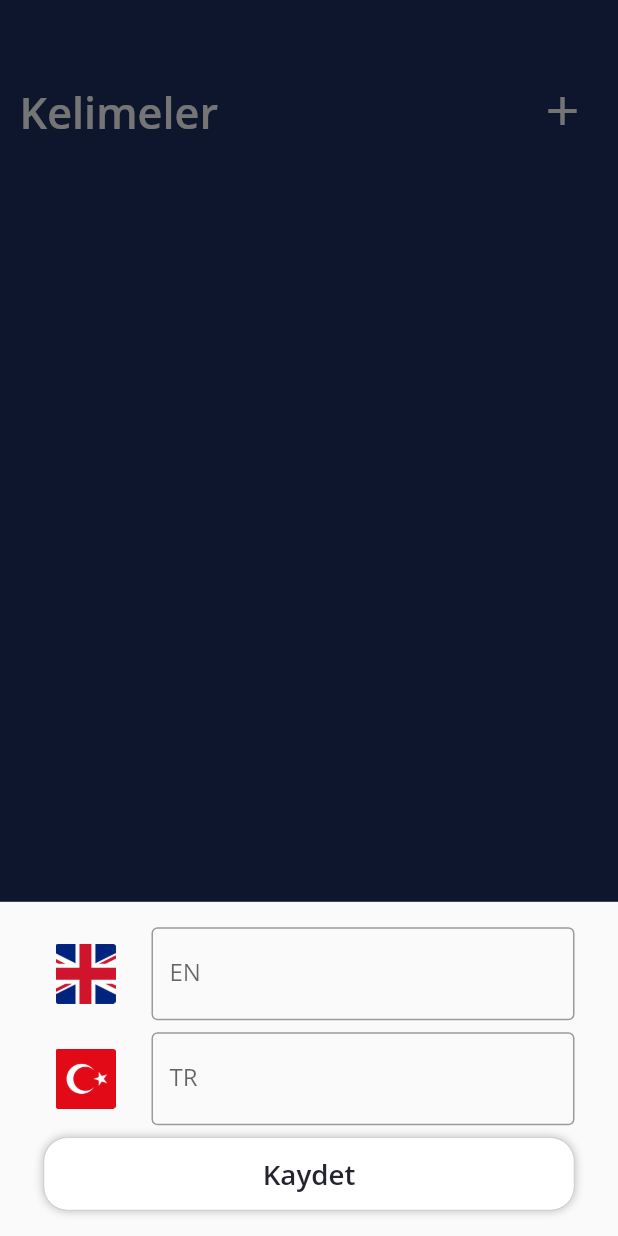
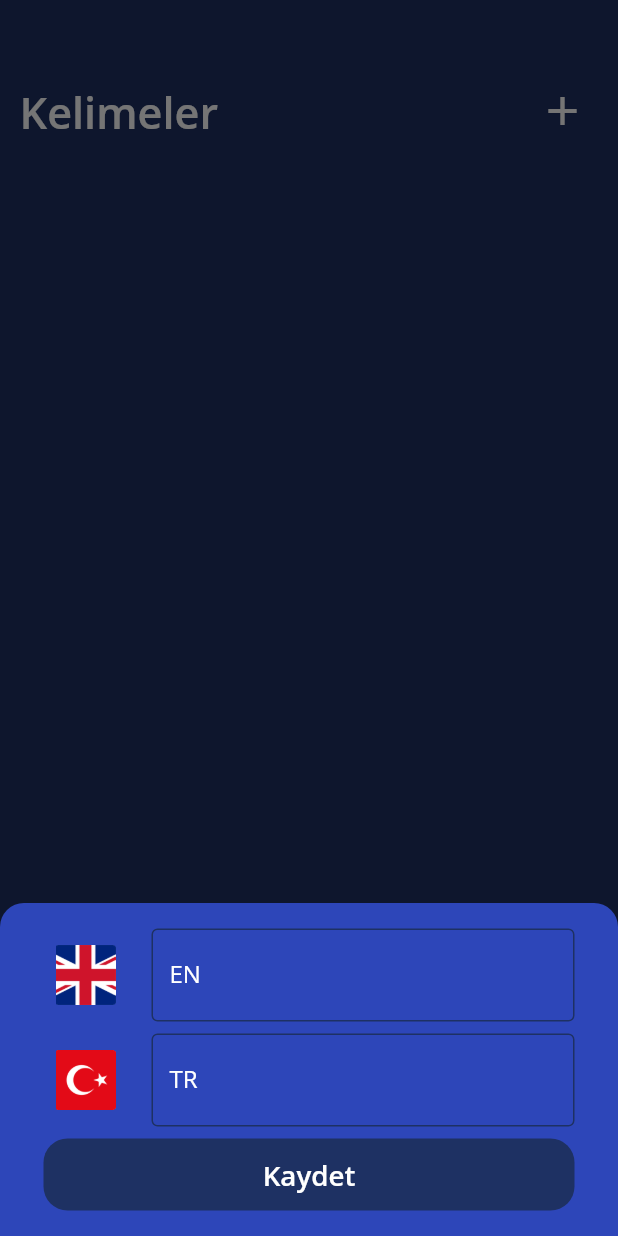
Before and after one commit to CaferPoyrazoglu/flutter_ingilizce_app, a Flutter app: the screen it shows after launch, after a tap on the "add" icon, on a phone screen of 412 x 824 dp. Run offline on Flutter 3.47's test engine with Material 2 defaults, Android fonts, the phone set to English and light mode, and no system bars; drawn by our look-alikes of bottom_navy_bar; our stand-ins replace sqflite; accounts and stored records are empty.

Commit message:
what a stable

```diff
--- a/lib/pages/kelimeler.dart
+++ b/lib/pages/kelimeler.dart
@@ -60,8 +60,12 @@ class _KelimelerState extends State<Kelimeler> {
                       id: tumList.kelimeList[index].id,
                       text: tumList.kelimeList[index].en,
                       text1: tumList.kelimeList[index].tr,
-                      yuzde: yuzdeHesapla(tumList.kelimeList[index].dogru,
-                          tumList.kelimeList[index].yanlis),
+                      yuzde: yuzdeHesapla(
+                        tumList.kelimeList[index].dogru,
+                        tumList.kelimeList[index].yanlis,
+                      ),
+                      deger: index,
+                      sonEleman: tumList.kelimeList.length,
                     );
                   }),
             ),
@@ -96,10 +100,19 @@ class _KelimelerState extends State<Kelimeler> {
 
   showModal() {
     showModalBottomSheet(
+        backgroundColor: Colors.transparent,
         isScrollControlled: true,
         context: context,
         builder: (context) {
-          return Padding(
+          return StatefulBuilder(
+              builder: (BuildContext context, StateSetter mystate) {
+            return Container(
+              decoration: BoxDecoration(
+                  color: MyTheme.renkAna,
+                  borderRadius: BorderRadius.only(
+                      topLeft: MyTheme.myRadiusOnly,
+                      topRight: MyTheme.myRadiusOnly)),
+              child: Padding(
                 padding: MediaQuery.of(context).viewInsets,
                 child: Padding(
                   padding: MyTheme.myPadding,
@@ -116,9 +129,23 @@ class _KelimelerState extends State<Kelimeler> {
                             child: Image.asset("assets/images/en.png"),
                           ),
                           title: new TextField(
+                            style: TextStyle(
+                              color: MyTheme.renkBeyaz,
+                            ),
                             controller: _enController,
                             decoration: InputDecoration(
-                          border: OutlineInputBorder(),
+                              enabledBorder: OutlineInputBorder(
+                                  borderSide:
+                                      BorderSide(color: MyTheme.renkArkaplan)),
+                              focusedBorder: OutlineInputBorder(
+                                  borderSide:
+                                      BorderSide(color: MyTheme.renkArkaplan)),
+                              fillColor: MyTheme.renkBeyaz,
+                              focusColor: MyTheme.renkBeyaz,
+                              hoverColor: MyTheme.renkBeyaz,
+                              labelStyle: TextStyle(
+                                color: MyTheme.renkBeyaz,
+                              ),
                               labelText: 'EN',
                             ),
                           ),
@@ -129,9 +156,23 @@ class _KelimelerState extends State<Kelimeler> {
                             child: Image.asset("assets/images/tr.png"),
                           ),
                           title: new TextField(
+                            style: TextStyle(
+                              color: MyTheme.renkBeyaz,
+                            ),
                             controller: _trController,
                             decoration: InputDecoration(
-                          border: OutlineInputBorder(),
+                              enabledBorder: OutlineInputBorder(
+                                  borderSide:
+                                      BorderSide(color: MyTheme.renkArkaplan)),
+                              focusedBorder: OutlineInputBorder(
+                                  borderSide:
+                                      BorderSide(color: MyTheme.renkArkaplan)),
+                              fillColor: MyTheme.renkBeyaz,
+                              focusColor: MyTheme.renkBeyaz,
+                              hoverColor: MyTheme.renkBeyaz,
+                              labelStyle: TextStyle(
+                                color: MyTheme.renkBeyaz,
+                              ),
                               labelText: 'TR',
                             ),
                           ),
@@ -139,9 +180,7 @@ class _KelimelerState extends State<Kelimeler> {
                         ListTile(
                           title: Container(
                             decoration: BoxDecoration(
-                            border: MyTheme.myBorder,
-                            boxShadow: [MyTheme.myShadow],
-                            color: MyTheme.renkBeyaz,
+                                color: MyTheme.renkArkaplan,
                                 borderRadius: MyTheme.myRadius),
                             child: ElevatedButton(
                               style: ElevatedButton.styleFrom(
@@ -155,8 +194,15 @@ class _KelimelerState extends State<Kelimeler> {
                                       0));
                                   Provider.of<KelimelerProvider>(context,
                                           listen: false)
-                                  .kelimeEkle(KelimelerModel(_enController.text,
-                                      _trController.text, 0, 0));
+                                      .kelimeEkle(KelimelerModel(
+                                          _enController.text,
+                                          _trController.text,
+                                          0,
+                                          0));
+                                  mystate(() {
+                                    _enController.text = "";
+                                    _trController.text = "";
+                                  });
 
                                   Navigator.of(context)
                                       .popUntil((route) => route.isFirst);
@@ -167,7 +213,7 @@ class _KelimelerState extends State<Kelimeler> {
                               child: HeadlineForWidgets(
                                 fSize: 0.8,
                                 myFW: FontWeight.w600,
-                            myColor: MyTheme.renkSiyah,
+                                myColor: MyTheme.renkBeyaz,
                                 text: "Kaydet",
                               ),
                             ),
@@ -177,7 +223,9 @@ class _KelimelerState extends State<Kelimeler> {
                     ),
                   ),
                 ),
+              ),
             );
+          });
         });
   }
 
--- a/lib/pages/quiz.dart
+++ b/lib/pages/quiz.dart
@@ -13,15 +13,34 @@ class _QuizState extends State<Quiz> {
   @override
   Widget build(BuildContext context) {
     return Scaffold(
-      backgroundColor: MyTheme.renkBeyaz,
-      body: ListView(
-        padding: MyTheme.myPadding,
-        children: [
-          HeadlineForWidgets(
-            text: "Quiz",
-          )
-        ],
+      backgroundColor: MyTheme.renkArkaplan,
+      body: Padding(
+        padding: EdgeInsets.symmetric(
+            vertical: MyTheme.myPaddingOnly * 0.7,
+            horizontal: MyTheme.myPaddingOnly),
+        child: Column(
+          children: [
+            SizedBox(
+              height: deviceHeight(context) * 0.05,
+            ),
+            baslikGetir(),
+          ],
+        ),
       ),
     );
   }
+
+  Row baslikGetir() {
+    return Row(
+      mainAxisAlignment: MainAxisAlignment.spaceBetween,
+      children: [
+        HeadlineForWidgets(
+          text: "Quiz",
+          myColor: MyTheme.renkBeyaz,
+          myFW: FontWeight.w600,
+          fSize: 1.25,
+        ),
+      ],
+    );
+  }
 }
--- a/lib/theme/MyTheme.dart
+++ b/lib/theme/MyTheme.dart
@@ -15,7 +15,7 @@ class MyTheme {
   static const BorderRadius myRadius = BorderRadius.all(Radius.circular(16));
   static const Radius myRadiusOnly = Radius.circular(16);
   //BORDER
-  static Border myBorder = Border.all(color: Colors.grey[400], width: 0.4);
+  static Border myBorder = Border.all(color: renkAna, width: 0.5);
   //SHADOW
   static BoxShadow myShadow = BoxShadow(
     color: Colors.grey[400],
```
Also changed, not shown: lib/widgets/KelimeWidget.dart (+26 -3 lines). Lines whose indentation alone changed are shown as unchanged.
